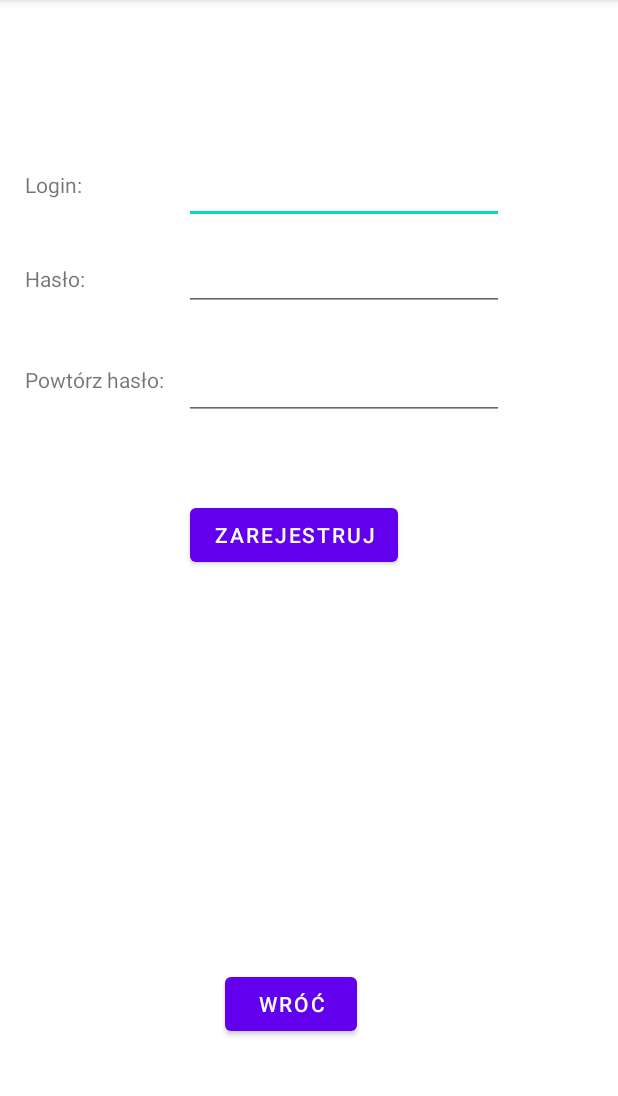
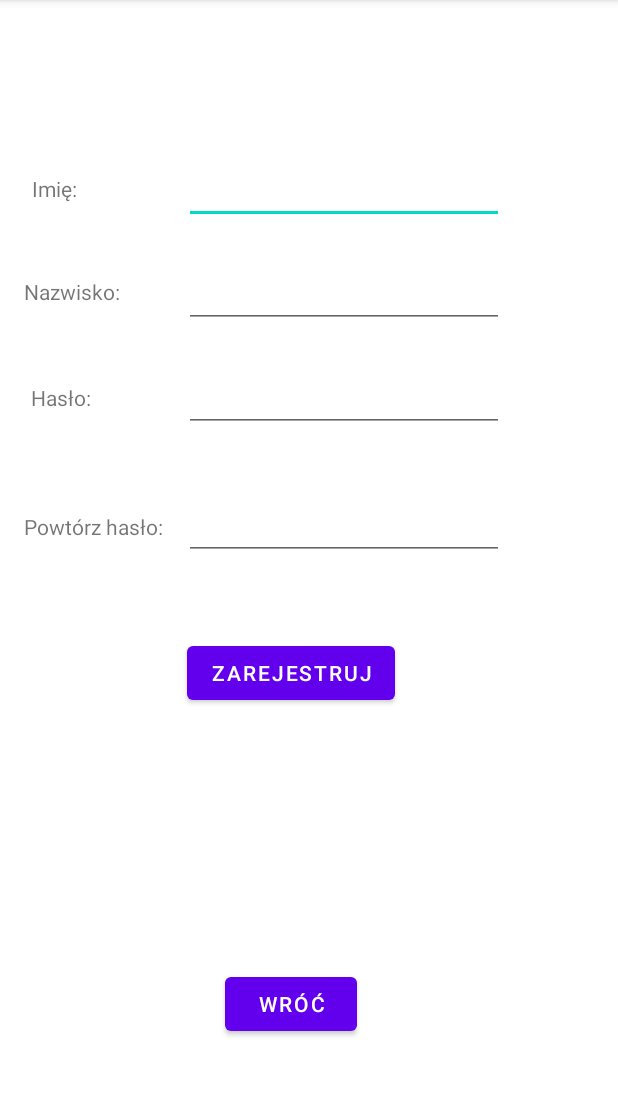
Before and after one commit to Gryba19/bazadanych, an Android app: the screen it shows after launch (RegisterActivity), after a tap on "ZAREJESTRUJ", on a phone screen of 412 x 824 dp, the part 84-1180 px from its top. Run offline under Robolectric (Android 15) with nearby library versions, the phone set to English and light mode, and no system bars.

Commit message:
baza danych

```diff
--- a/app/src/main/java/com/example/bazadanych/MainActivity.java
+++ b/app/src/main/java/com/example/bazadanych/MainActivity.java
@@ -9,7 +9,7 @@ import android.widget.Button;
 import android.widget.EditText;
 
 public class MainActivity extends AppCompatActivity {
-
+    MyDatabase database;
     EditText login;
     EditText password;
     Button log_in;
@@ -18,9 +18,17 @@ public class MainActivity extends AppCompatActivity {
     protected void onCreate(Bundle savedInstanceState) {
         super.onCreate(savedInstanceState);
         setContentView(R.layout.activity_main);
-        login=findViewById(R.id.login);
+        database= new MyDatabase(this,"people", null,1);
+        login=findViewById(R.id.imie);
         password=findViewById(R.id.haslo);
         log_in=findViewById(R.id.zaloguj);
+        log_in.setOnClickListener(new View.OnClickListener() {
+            @Override
+            public void onClick(View v) {
+                if()
+                {}
+            }
+        });
         register=findViewById(R.id.rejestruj);
         register.setOnClickListener(new View.OnClickListener() {
             @Override
--- a/app/src/main/java/com/example/bazadanych/RegisterActivity.java
+++ b/app/src/main/java/com/example/bazadanych/RegisterActivity.java
@@ -6,14 +6,46 @@ import android.content.Intent;
 import android.os.Bundle;
 import android.view.View;
 import android.widget.Button;
+import android.widget.EditText;
+import android.widget.Toast;
 
 public class RegisterActivity extends AppCompatActivity {
     Button wroc;
+    Button wprowadz;
+    EditText imie;
+    EditText nazwiko;
+    EditText haslo;
+    EditText rhaslo;
+    MyDatabase database;
     @Override
     protected void onCreate(Bundle savedInstanceState) {
         super.onCreate(savedInstanceState);
         setContentView(R.layout.activity_register);
         wroc=findViewById(R.id.back);
+        wprowadz=findViewById(R.id.register);
+        imie=findViewById(R.id.name);
+        nazwiko=findViewById(R.id.surname);
+        haslo=findViewById(R.id.password);
+        rhaslo=findViewById(R.id.repeatpassword);
+        database= new MyDatabase(this,"people", null,1);
+        wprowadz.setOnClickListener(new View.OnClickListener() {
+            @Override
+            public void onClick(View v) {
+                String Name= String.valueOf(imie.getText().toString());
+                String Surname=String.valueOf(nazwiko.getText().toString());
+                String Password=String.valueOf(haslo.getText().toString());
+                String rePassword=String.valueOf(rhaslo.getText().toString());
+              //  if(Password==rePassword) {
+                    database.registerPerson(String.valueOf(Name), String.valueOf(Surname), String.valueOf(Password),0);
+                    Intent intent = new Intent(RegisterActivity.this, MainActivity.class);
+                    startActivity(intent);
+             /*   }
+                else
+                {
+                    Toast.makeText(RegisterActivity.this, "Hasła nie są takie same", Toast.LENGTH_SHORT).show();
+                }*/
+            }
+        });
         wroc.setOnClickListener(new View.OnClickListener() {
             @Override
             public void onClick(View v) {
--- a/app/src/main/res/layout/activity_main.xml
+++ b/app/src/main/res/layout/activity_main.xml
@@ -10,7 +10,7 @@
         android:id="@+id/textView"
         android:layout_width="wrap_content"
         android:layout_height="wrap_content"
-        android:text="login:"
+        android:text="Imię:"
         app:layout_constraintBottom_toBottomOf="parent"
         app:layout_constraintEnd_toEndOf="parent"
         app:layout_constraintHorizontal_bias="0.042"
@@ -41,7 +41,7 @@
         app:layout_constraintEnd_toEndOf="parent" />
 
     <EditText
-        android:id="@+id/login"
+        android:id="@+id/imie"
         android:layout_width="wrap_content"
         android:layout_height="wrap_content"
         android:ems="10"
@@ -70,7 +70,7 @@
         android:id="@+id/textView2"
         android:layout_width="wrap_content"
         android:layout_height="wrap_content"
-        android:text="password:"
+        android:text="Hasło:"
         tools:layout_editor_absoluteX="16dp"
         tools:layout_editor_absoluteY="163dp" />
 
--- a/app/src/main/res/layout/activity_register.xml
+++ b/app/src/main/res/layout/activity_register.xml
@@ -7,16 +7,16 @@
     tools:context=".RegisterActivity">
 
     <Button
-        android:id="@+id/button"
+        android:id="@+id/register"
         android:layout_width="wrap_content"
         android:layout_height="wrap_content"
         android:text="zarejestruj"
         app:layout_constraintBottom_toBottomOf="parent"
         app:layout_constraintEnd_toEndOf="parent"
-        app:layout_constraintHorizontal_bias="0.463"
+        app:layout_constraintHorizontal_bias="0.457"
         app:layout_constraintStart_toStartOf="parent"
         app:layout_constraintTop_toTopOf="parent"
-        app:layout_constraintVertical_bias="0.462" />
+        app:layout_constraintVertical_bias="0.59" />
 
     <Button
         android:id="@+id/back"
@@ -31,7 +31,7 @@
         app:layout_constraintVertical_bias="0.896" />
 
     <EditText
-        android:id="@+id/editTextTextPersonName"
+        android:id="@+id/name"
         android:layout_width="wrap_content"
         android:layout_height="wrap_content"
         android:ems="10"
@@ -44,7 +44,7 @@
         app:layout_constraintVertical_bias="0.144" />
 
     <EditText
-        android:id="@+id/editTextTextPassword"
+        android:id="@+id/password"
         android:layout_width="wrap_content"
         android:layout_height="wrap_content"
         android:ems="10"
@@ -54,10 +54,10 @@
         app:layout_constraintHorizontal_bias="0.616"
         app:layout_constraintStart_toStartOf="parent"
         app:layout_constraintTop_toTopOf="parent"
-        app:layout_constraintVertical_bias="0.224" />
+        app:layout_constraintVertical_bias="0.336" />
 
     <EditText
-        android:id="@+id/editTextTextPassword2"
+        android:id="@+id/repeatpassword"
         android:layout_width="wrap_content"
         android:layout_height="wrap_content"
         android:ems="10"
@@ -67,19 +67,19 @@
         app:layout_constraintHorizontal_bias="0.616"
         app:layout_constraintStart_toStartOf="parent"
         app:layout_constraintTop_toTopOf="parent"
-        app:layout_constraintVertical_bias="0.325" />
+        app:layout_constraintVertical_bias="0.454" />
 
     <TextView
         android:id="@+id/textView3"
         android:layout_width="wrap_content"
         android:layout_height="wrap_content"
-        android:text="Login:"
+        android:text="Imię:"
         app:layout_constraintBottom_toBottomOf="parent"
         app:layout_constraintEnd_toEndOf="parent"
-        app:layout_constraintHorizontal_bias="0.045"
+        app:layout_constraintHorizontal_bias="0.055"
         app:layout_constraintStart_toStartOf="parent"
         app:layout_constraintTop_toTopOf="parent"
-        app:layout_constraintVertical_bias="0.151" />
+        app:layout_constraintVertical_bias="0.155" />
 
     <TextView
         android:id="@+id/textView4"
@@ -88,10 +88,10 @@
         android:text="Hasło:"
         app:layout_constraintBottom_toBottomOf="parent"
         app:layout_constraintEnd_toEndOf="parent"
-        app:layout_constraintHorizontal_bias="0.045"
+        app:layout_constraintHorizontal_bias="0.056"
         app:layout_constraintStart_toStartOf="parent"
         app:layout_constraintTop_toTopOf="parent"
-        app:layout_constraintVertical_bias="0.235" />
+        app:layout_constraintVertical_bias="0.341" />
 
     <TextView
         android:id="@+id/textView5"
@@ -100,8 +100,34 @@
         android:text="Powtórz hasło:"
         app:layout_constraintBottom_toBottomOf="parent"
         app:layout_constraintEnd_toEndOf="parent"
-        app:layout_constraintHorizontal_bias="0.053"
+        app:layout_constraintHorizontal_bias="0.05"
         app:layout_constraintStart_toStartOf="parent"
         app:layout_constraintTop_toTopOf="parent"
-        app:layout_constraintVertical_bias="0.325" />
+        app:layout_constraintVertical_bias="0.456" />
+
+    <TextView
+        android:id="@+id/textView6"
+        android:layout_width="wrap_content"
+        android:layout_height="wrap_content"
+        android:text="Nazwisko:"
+        app:layout_constraintBottom_toBottomOf="parent"
+        app:layout_constraintEnd_toEndOf="parent"
+        app:layout_constraintHorizontal_bias="0.046"
+        app:layout_constraintStart_toStartOf="parent"
+        app:layout_constraintTop_toTopOf="parent"
+        app:layout_constraintVertical_bias="0.247" />
+
+    <EditText
+        android:id="@+id/surname"
+        android:layout_width="wrap_content"
+        android:layout_height="wrap_content"
+        android:ems="10"
+        android:inputType="textPersonName"
+        app:layout_constraintBottom_toBottomOf="parent"
+        app:layout_constraintEnd_toEndOf="parent"
+        app:layout_constraintHorizontal_bias="0.616"
+        app:layout_constraintStart_toStartOf="parent"
+        app:layout_constraintTop_toTopOf="parent"
+        app:layout_constraintVertical_bias="0.24" />
+
 </androidx.constraintlayout.widget.ConstraintLayout>
```
Also changed, not shown: app/src/main/AndroidManifest.xml (+7 -0 lines), app/src/main/java/com/example/bazadanych/LoggedActivity.java (added, +14 -0 lines), app/src/main/java/com/example/bazadanych/MyDatabase.java (+26 -4 lines), app/src/main/res/layout/activity_logged.xml (added, +9 -0 lines).
